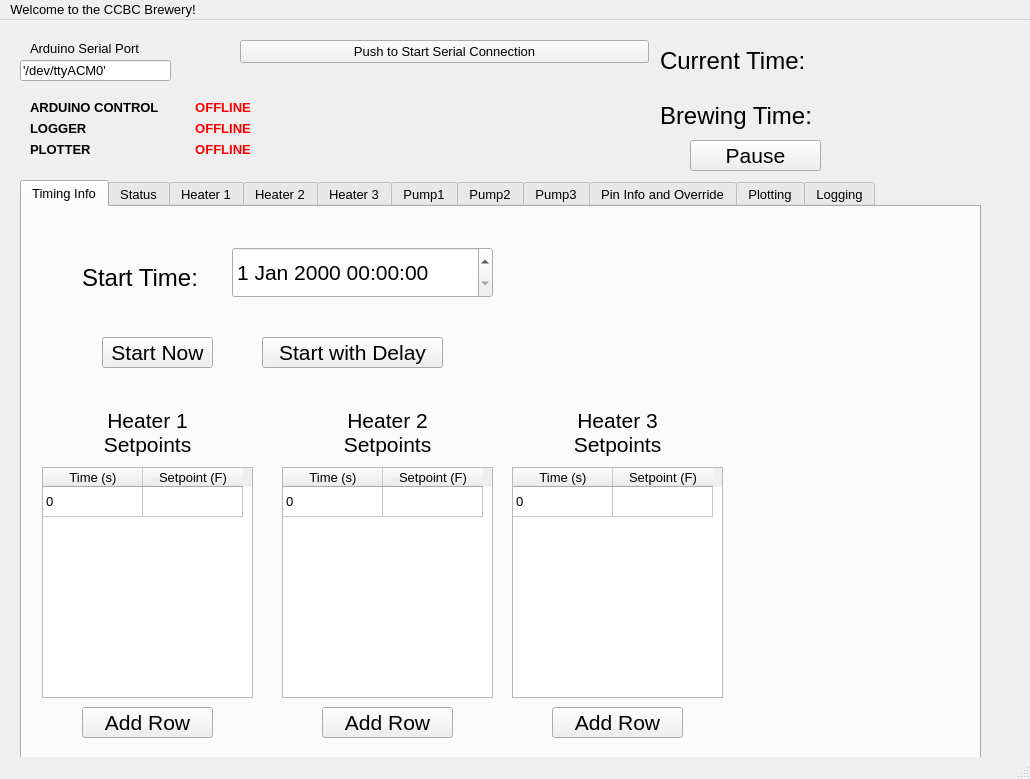
First picture: the form in Python/gui/breweryGUI.ui, repository elhombrefiero/CCBC, before the edit.
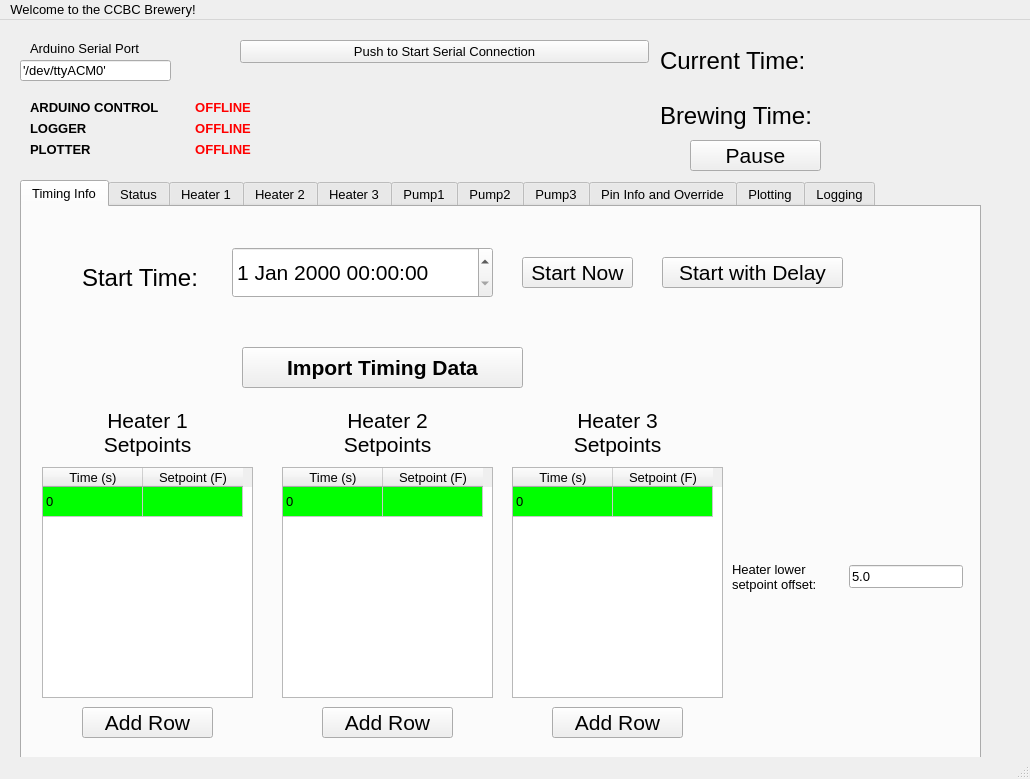
Second picture: the form after the edit.

Commit message: Added plotter object popup in gui.

```diff
--- a/Python/gui/breweryGUI.ui
+++ b/Python/gui/breweryGUI.ui
@@ -59,8 +59,8 @@
      <widget class="QPushButton" name="button_startbrewing">
       <property name="geometry">
        <rect>
-        <x>80</x>
-        <y>130</y>
+        <x>500</x>
+        <y>50</y>
         <width>111</width>
         <height>31</height>
        </rect>
@@ -77,8 +77,8 @@
      <widget class="QPushButton" name="button_startbrewingwithdelay">
       <property name="geometry">
        <rect>
-        <x>240</x>
-        <y>130</y>
+        <x>640</x>
+        <y>50</y>
         <width>181</width>
         <height>31</height>
        </rect>
@@ -144,6 +144,13 @@
        <property name="text">
         <string>0</string>
        </property>
+       <property name="background">
+        <color>
+         <red>0</red>
+         <green>0</green>
+         <blue>0</blue>
+        </color>
+       </property>
       </row>
       <column>
        <property name="text">
@@ -159,11 +166,29 @@
        <property name="text">
         <string>0</string>
        </property>
+       <property name="background">
+        <brush brushstyle="SolidPattern">
+         <color alpha="255">
+          <red>0</red>
+          <green>255</green>
+          <blue>0</blue>
+         </color>
+        </brush>
+       </property>
       </item>
       <item row="0" column="1">
        <property name="text">
         <string/>
        </property>
+       <property name="background">
+        <brush brushstyle="SolidPattern">
+         <color alpha="255">
+          <red>0</red>
+          <green>255</green>
+          <blue>0</blue>
+         </color>
+        </brush>
+       </property>
       </item>
      </widget>
      <widget class="QPushButton" name="button_addrow_heater1setpointtable">
@@ -282,11 +307,29 @@
        <property name="text">
         <string>0</string>
        </property>
+       <property name="background">
+        <brush brushstyle="SolidPattern">
+         <color alpha="255">
+          <red>0</red>
+          <green>255</green>
+          <blue>0</blue>
+         </color>
+        </brush>
+       </property>
       </item>
       <item row="0" column="1">
        <property name="text">
         <string/>
        </property>
+       <property name="background">
+        <brush brushstyle="SolidPattern">
+         <color alpha="255">
+          <red>0</red>
+          <green>255</green>
+          <blue>0</blue>
+         </color>
+        </brush>
+       </property>
       </item>
      </widget>
      <widget class="QLabel" name="label_heater3setpoints">
@@ -357,11 +400,29 @@
        <property name="text">
         <string>0</string>
        </property>
+       <property name="background">
+        <brush brushstyle="SolidPattern">
+         <color alpha="255">
+          <red>0</red>
+          <green>255</green>
+          <blue>0</blue>
+         </color>
+        </brush>
+       </property>
       </item>
       <item row="0" column="1">
        <property name="text">
         <string/>
        </property>
+       <property name="background">
+        <brush brushstyle="SolidPattern">
+         <color alpha="255">
+          <red>0</red>
+          <green>255</green>
+          <blue>0</blue>
+         </color>
+        </brush>
+       </property>
       </item>
      </widget>
      <widget class="QPushButton" name="button_addrow_heater2setpointtable">
@@ -412,6 +473,55 @@
        <string>Add Row</string>
       </property>
      </widget>
+     <widget class="QWidget" name="gridLayoutWidget_10">
+      <property name="geometry">
+       <rect>
+        <x>710</x>
+        <y>330</y>
+        <width>231</width>
+        <height>80</height>
+       </rect>
+      </property>
+      <layout class="QGridLayout" name="gridLayout_10">
+       <item row="0" column="0">
+        <widget class="QLabel" name="label">
+         <property name="text">
+          <string>Heater lower setpoint offset:</string>
+         </property>
+         <property name="wordWrap">
+          <bool>true</bool>
+         </property>
+        </widget>
+       </item>
+       <item row="0" column="1">
+        <widget class="QLineEdit" name="lineEdit_2">
+         <property name="text">
+          <string>5.0</string>
+         </property>
+        </widget>
+       </item>
+      </layout>
+     </widget>
+     <widget class="QPushButton" name="button_import_timing_data">
+      <property name="geometry">
+       <rect>
+        <x>220</x>
+        <y>140</y>
+        <width>281</width>
+        <height>41</height>
+       </rect>
+      </property>
+      <property name="font">
+       <font>
+        <pointsize>16</pointsize>
+        <weight>75</weight>
+        <bold>true</bold>
+       </font>
+      </property>
+      <property name="text">
+       <string>Import Timing Data</string>
+      </property>
+     </widget>
     </widget>
     <widget class="QWidget" name="TabStatus">
      <attribute name="title">
```
Left out of the diff: 16 changed lines with no effect on the pictures. The commit also changes 3 other files.
